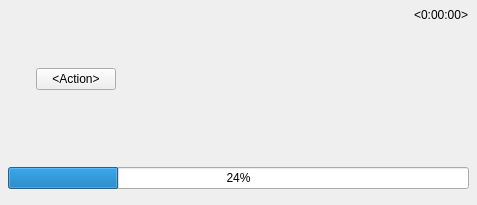
Before: the Qt Designer form client/nx_client_desktop/src/nx/client/desktop/event_search/widgets/event_tile.ui in networkoptix/nx_open, drawn with Qt 5.
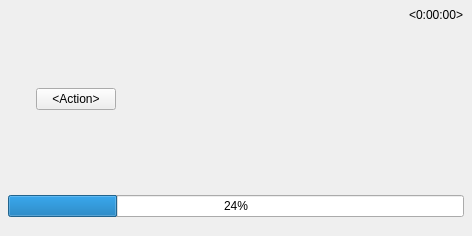
After: the same form once the commit is applied. Custom widgets are drawn as their Qt base class.

Commit message:
EventTile layout fixes & improvements
<==== Mercurial data ====>
Branch: vms_4.0_nvidia_demo

Diff of the .ui file:
```diff
--- a/client/nx_client_desktop/src/nx/client/desktop/event_search/widgets/event_tile.ui
+++ b/client/nx_client_desktop/src/nx/client/desktop/event_search/widgets/event_tile.ui
@@ -6,8 +6,8 @@
    <rect>
     <x>0</x>
     <y>0</y>
-    <width>477</width>
-    <height>205</height>
+    <width>472</width>
+    <height>236</height>
    </rect>
   </property>
   <layout class="QVBoxLayout" name="verticalLayout">
@@ -68,9 +68,59 @@
       </item>
       <item>
        <layout class="QGridLayout" name="gridLayout">
+        <property name="horizontalSpacing">
+         <number>8</number>
+        </property>
         <property name="verticalSpacing">
          <number>4</number>
         </property>
+        <item row="4" column="0" colspan="2">
+         <widget class="QLabel" name="footerLabel">
+          <property name="text">
+           <string notr="true">&lt;Extra description&gt;</string>
+          </property>
+          <property name="wordWrap">
+           <bool>true</bool>
+          </property>
+          <property name="openExternalLinks">
+           <bool>true</bool>
+          </property>
+         </widget>
+        </item>
+        <item row="5" column="0">
+         <widget class="QWidget" name="actionHolder" native="true">
+          <layout class="QVBoxLayout" name="verticalLayout_3">
+           <property name="spacing">
+            <number>0</number>
+           </property>
+           <property name="leftMargin">
+            <number>0</number>
+           </property>
+           <property name="topMargin">
+            <number>2</number>
+           </property>
+           <property name="rightMargin">
+            <number>0</number>
+           </property>
+           <property name="bottomMargin">
+            <number>0</number>
+           </property>
+           <item>
+            <widget class="nx::client::desktop::ActionPushButton" name="actionButton">
+             <property name="sizePolicy">
+              <sizepolicy hsizetype="Fixed" vsizetype="Fixed">
+               <horstretch>0</horstretch>
+               <verstretch>0</verstretch>
+              </sizepolicy>
+             </property>
+             <property name="text">
+              <string notr="true">&lt;Action&gt;</string>
+             </property>
+            </widget>
+           </item>
+          </layout>
+         </widget>
+        </item>
         <item row="0" column="0">
          <widget class="QLabel" name="nameLabel">
           <property name="sizePolicy">
@@ -116,19 +166,6 @@
           </property>
          </widget>
         </item>
-        <item row="4" column="0">
-         <widget class="nx::client::desktop::ActionPushButton" name="actionButton">
-          <property name="sizePolicy">
-           <sizepolicy hsizetype="Fixed" vsizetype="Fixed">
-            <horstretch>0</horstretch>
-            <verstretch>0</verstretch>
-           </sizepolicy>
-          </property>
-          <property name="text">
-           <string notr="true">&lt;Action&gt;</string>
-          </property>
-         </widget>
-        </item>
         <item row="3" column="0" colspan="2">
          <widget class="QnResourcePreviewWidget" name="previewWidget" native="true">
           <property name="sizePolicy">
```
Left out of the diff: 6 changed lines with no effect on the pictures. The commit also changes 2 other files.
